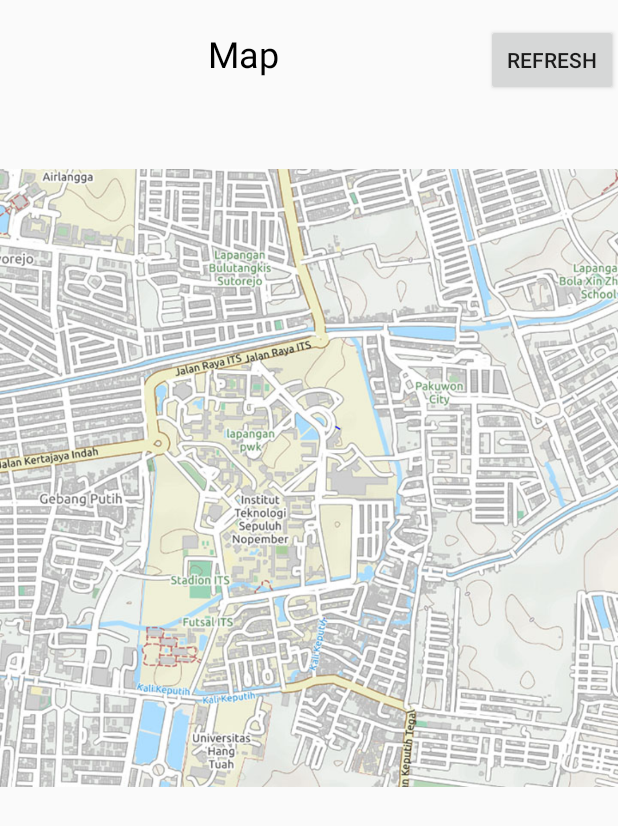
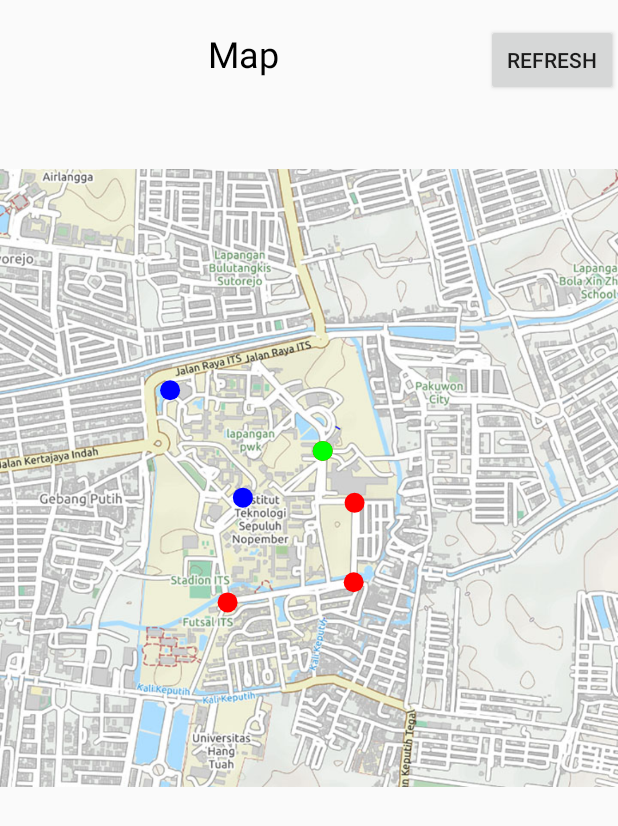
Before and after one commit to lucassusanto/android-triangulation, an Android app: the layout fragment_map.xml on its own in the app's theme, with its tools: preview values and no code run, on a phone screen of 412 x 824 dp. Shown: the top 826 px of the screen. Run offline under Robolectric (Android 15) with nearby library versions, the phone set to English and light mode, and no system bars.

Commit message:
Static map pin ok

```diff
--- a/examplesync/src/main/java/com/felhr/serialportexamplesync/views/CustomView.java
+++ b/examplesync/src/main/java/com/felhr/serialportexamplesync/views/CustomView.java
@@ -9,9 +9,11 @@ import android.graphics.Matrix;
 import android.graphics.Paint;
 import android.graphics.Rect;
 import android.graphics.RectF;
+import android.os.Build;
 import android.support.annotation.Nullable;
 import android.util.AttributeSet;
 import android.view.View;
+import android.view.ViewTreeObserver;
 import android.widget.Toast;
 
 import com.felhr.serialportexamplesync.Device;
@@ -22,27 +24,41 @@ import java.util.ArrayList;
 import java.util.List;
 
 public class CustomView extends View {
-    // Variables
+    WeakReference m; // DEBUG
 
-    WeakReference m; // DEBUG
+    double topleftY, topleftX, bottomleftY, toprightX;
+    // top left: -7.26707, 112.78335
+    // bottom left: -7.29456, 112.78328
+    // bottom right: -7.29466,112.81124
+    // top right: -7.26700, 112.81129
+    double scaleX, scaleY;
+
+    private Bitmap mImage;
+
+    private List<Device> refList, devicesList;
+    private Device myDevice;
+    private Paint mPaintRef, mPaintDevices, mPaintMyDevice;
 
     // Constructors
 
     public CustomView(Context context) {
         super(context);
-        init(context, null); // Is this line needed?
+        init(context, null);
     }
+
     public CustomView(Context context, AttributeSet attrs) {
         super(context, attrs);
-        init(context, attrs); // Is this line needed?
+        init(context, attrs);
     }
+
     public CustomView(Context context, AttributeSet attrs, int defStyleAttr) {
         super(context, attrs, defStyleAttr);
-        init(context, attrs); // Is this line needed?
+        init(context, attrs);
     }
+
     public CustomView(Context context, AttributeSet attrs, int defStyleAttr, int defStyleRes) {
         super(context, attrs, defStyleAttr, defStyleRes);
-        init(context, attrs); // Is this line needed?
+        init(context, attrs);
     }
 
     // Methods
@@ -51,64 +67,64 @@ public class CustomView extends View {
     protected void onMeasure(int widthMeasureSpec, int heightMeasureSpec) {
         super.onMeasure(widthMeasureSpec, heightMeasureSpec);
 
-        // Make view square
+        // Make view width same as view height
         int width = getMeasuredWidth();
         setMeasuredDimension(width, width);
 
-        // Set scale constants
+        // Set constants (BUG)
+        scaleY = width / (topleftY - bottomleftY);
+        scaleX = width / (toprightX - topleftX);
 
+        // Resize ITS Map
+        mImage = getResizedBitmap(mImage, width, width);
     }
 
     private void init(Context context, @Nullable AttributeSet set) {
         m = new WeakReference(context); // DEBUG
 
+        // Set constants
+        topleftY = -7.26707;
+        topleftX = 112.78335;
+
+        bottomleftY = -7.29456;
+        toprightX = 112.81129;
+
+        // Set Paints
+        mPaintRef = new Paint(Paint.ANTI_ALIAS_FLAG);
+        mPaintRef.setColor(Color.RED);
+
+        mPaintMyDevice = new Paint(Paint.ANTI_ALIAS_FLAG);
+        mPaintMyDevice.setColor(Color.GREEN);
+
+        mPaintDevices = new Paint(Paint.ANTI_ALIAS_FLAG);
+        mPaintDevices.setColor(Color.BLUE);
+
+        // Resize ITS map
+        mImage = BitmapFactory.decodeResource(getResources(), R.drawable.map_its_2);
+
+        // Set References Position
+        refList = new ArrayList<Device>();
+
+        refList.add(new Device("REF1", -7.28635, 112.79364));
+        refList.add(new Device("REF2", -7.28545, 112.79934));
+        refList.add(new Device("REF3", -7.28192, 112.79938));
+        refList.add(new Device("REF4", -7.27961, 112.79794));
+
+        // Set My Position
+        myDevice = new Device("TRI1", -7.27961, 112.79794); // TC
+
+        // Set Devices Position
+        devicesList = new ArrayList<Device>();
+
+        devicesList.add(new Device("TRI3", -7.28169, 112.79433)); // Rektorat
+        devicesList.add(new Device("TRI4", -7.27691, 112.79104)); // Graha
+
         /*
         Toast.makeText((Context) m.get(),
-            "width: " + String.valueOf(getWidth()) + ", height: " + String.valueOf(getHeight()),
+            "scale x: " + String.valueOf(scaleX) + ", scale y: " + String.valueOf(scaleY)+
+            ", cx: " + String.valueOf(cx) + ", cy: " + String.valueOf(cy),
             Toast.LENGTH_SHORT).show();
-
-        getViewTreeObserver().addOnGlobalLayoutListener(new ViewTreeObserver.OnGlobalLayoutListener() {
-            @Override
-            public void onGlobalLayout() {
-                if(Build.VERSION.SDK_INT >= Build.VERSION_CODES.JELLY_BEAN) {
-                    getViewTreeObserver().removeOnGlobalLayoutListener(this);
-                } else {
-                    getViewTreeObserver().removeGlobalOnLayoutListener(this);
-                }
-
-                mImage = getResizedBitmap(mImage, getWidth(), getHeight());
-            }
-        });
         */
-    }
-
-    @Override
-    protected void onDraw(Canvas canvas) {
-        super.onDraw(canvas);
-
-        // Draw ITS Map
-        Bitmap mImage;
-
-        mImage = BitmapFactory.decodeResource(getResources(), R.drawable.map_its_2);
-        mImage = getResizedBitmap(mImage, getWidth(), getHeight());
-
-        canvas.drawBitmap(mImage, 0, 0, null);
-
-        // Draw References Position
-        List<Device> list = new ArrayList<Device>();
-
-        list.add(new Device("REF1", ));
-        list.add(new Device("REF2", ));
-        list.add(new Device("REF3", ));
-        list.add(new Device("REF4", ));
-
-        drawReferencesPin(list);
-
-        // ---------------------------- DEBUGGING ----------------------------
-        // Draw My Device
-
-        // Draw Other Devices
-
     }
 
     private Bitmap getResizedBitmap(Bitmap bitmap, int reqWidth, int reqHeight) {
@@ -122,25 +138,41 @@ public class CustomView extends View {
         return Bitmap.createBitmap(bitmap, 0, 0, bitmap.getWidth(), bitmap.getHeight(), matrix, true);
     }
 
+    @Override
+    protected void onDraw(Canvas canvas) {
+        super.onDraw(canvas);
+
+        canvas.drawBitmap(mImage, 0, 0, null);
+
+        drawPin(canvas, refList, mPaintRef);
+        drawPin(canvas, devicesList, mPaintDevices);
+        drawMyPin(canvas);
+    }
+
     // Drawing Methods
 
-    private void drawReferencesPin(List<Device> referencesList) {
-        int len = referencesList.size();
+    private void drawPin(Canvas canvas, List<Device> deviceList, Paint paint) {
+        int len = deviceList.size();
 
         for(int i = 0; i < len; i++) {
+            Device tmp = deviceList.get(i);
+            double cx, cy, r;
 
+            cx = (tmp.getLongitude() - topleftX) * scaleX;
+            cy = (topleftY - tmp.getLatitude()) * scaleY;
+            r = 10;
+
+            canvas.drawCircle((float) cx, (float) cy, (float) r, paint);
         }
     }
 
-    public void drawMyPin(Device myDevice) {
+    private void drawMyPin(Canvas canvas) {
+        double cx, cy, r;
 
-    }
+        cx = (myDevice.getLongitude() - topleftX) * scaleX;
+        cy = (topleftY - myDevice.getLatitude()) * scaleY;
+        r = 10;
 
-    public void drawDevicesPin(List<Device> devicesList) {
-        int len = devicesList.size();
-
-        for(int i = 0; i < len; i++) {
-
-        }
+        canvas.drawCircle((float) cx, (float) cy, (float) r, mPaintMyDevice);
     }
 }
```
Also changed, not shown: examplesync/src/main/java/com/felhr/serialportexamplesync/IdentityFragment.java (+7 -7 lines), examplesync/src/main/java/com/felhr/serialportexamplesync/MainActivity.java (+7 -2 lines).
